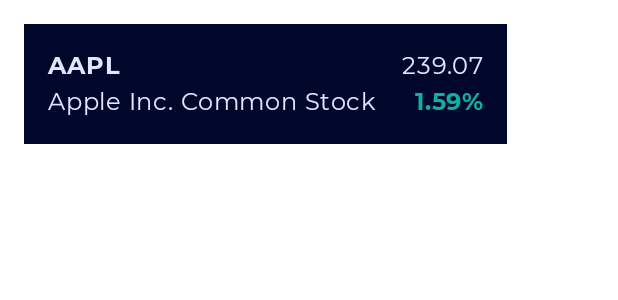
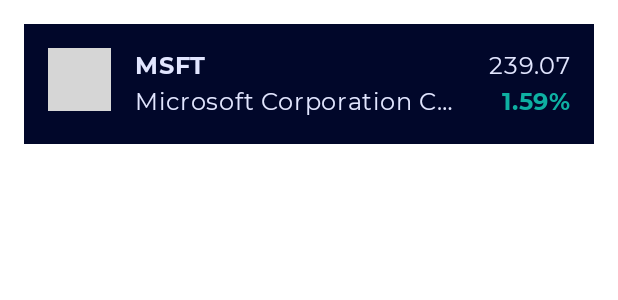
Before and after one commit to TomRolB/stock-gazer, an Android app built with Jetpack Compose: the @Preview function GreetingPreview, on a phone screen of 412 x 824 dp. Shown: the top 300 px of the screen. Run offline under Robolectric (Android 15) with nearby library versions, the phone set to English and light mode, and no system bars; pictures from the network do not load; Roboto replaces fonts that are not available here; grey boxes are pictures that could not be loaded.

Commit message:
Added image to StockTile

```diff
--- a/app/build.gradle.kts
+++ b/app/build.gradle.kts
@@ -56,4 +56,5 @@ dependencies {
     androidTestImplementation(libs.androidx.ui.test.junit4)
     debugImplementation(libs.androidx.ui.tooling)
     debugImplementation(libs.androidx.ui.test.manifest)
-}
+    implementation(libs.coil.compose)
+    implementation(libs.coil.network.okhttp)}
--- a/app/src/main/AndroidManifest.xml
+++ b/app/src/main/AndroidManifest.xml
@@ -2,6 +2,7 @@
 <manifest xmlns:android="http://schemas.android.com/apk/res/android"
     xmlns:tools="http://schemas.android.com/tools">
 
+    <uses-permission android:name="android.permission.INTERNET" />
     <application
         android:allowBackup="true"
         android:dataExtractionRules="@xml/data_extraction_rules"
--- a/app/src/main/java/com/example/stockgazer/MainActivity.kt
+++ b/app/src/main/java/com/example/stockgazer/MainActivity.kt
@@ -43,8 +43,8 @@ fun Greeting(name: String, modifier: Modifier = Modifier) {
     Column(modifier = modifier.padding(16.dp)) {
         StockTile(
             isGain = true,
-            ticker = "AAPL",
-            name = "Apple Inc. Common Stock",
+            ticker = "MSFT",
+            name = "Microsoft Corporation Common Stock",
             currentPrice = 239.07,
             variation = 1.59,
         )
--- a/app/src/main/java/com/example/stockgazer/ui/components/StockTile.kt
+++ b/app/src/main/java/com/example/stockgazer/ui/components/StockTile.kt
@@ -1,25 +1,24 @@
 package com.example.stockgazer.ui.components
 
-import android.provider.CalendarContract.Colors
-import android.widget.Space
-import androidx.compose.foundation.Image
 import androidx.compose.foundation.background
+import androidx.compose.foundation.layout.Arrangement
 import androidx.compose.foundation.layout.Column
 import androidx.compose.foundation.layout.Row
-import androidx.compose.foundation.layout.Spacer
 import androidx.compose.foundation.layout.padding
-import androidx.compose.foundation.layout.width
+import androidx.compose.foundation.layout.size
+import androidx.compose.foundation.shape.CircleShape
 import androidx.compose.material3.Text
 import androidx.compose.runtime.Composable
 import androidx.compose.ui.Alignment
 import androidx.compose.ui.Modifier
-import androidx.compose.ui.text.font.Font
+import androidx.compose.ui.draw.clip
 import androidx.compose.ui.text.font.FontWeight
 import androidx.compose.ui.text.style.TextAlign
+import androidx.compose.ui.text.style.TextOverflow
 import androidx.compose.ui.unit.dp
+import coil3.compose.AsyncImage
 import com.example.stockgazer.ui.theme.Gain300
 import com.example.stockgazer.ui.theme.Loss300
-import com.example.stockgazer.ui.theme.MontserratFontFamily
 import com.example.stockgazer.ui.theme.PrimaryDark
 import com.example.stockgazer.ui.theme.PrimaryLight
 
@@ -34,21 +33,30 @@ fun StockTile(
    Row(
        modifier = Modifier
            .background(PrimaryDark)
-           .padding(16.dp)
+           .padding(16.dp),
+       horizontalArrangement = Arrangement.spacedBy(16.dp)
    ) {
-//       Image()
-       Column {
+       AsyncImage(
+           model = "https://static2.finnhub.io/file/publicdatany/finnhubimage/stock_logo/MSFT.png",
+           contentDescription = "$name's logo",
+           modifier = Modifier
+               .size(width = 42.dp, height = 42.dp)
+               .clip(shape = CircleShape)
+       )
+       Column(modifier = Modifier.weight(1f)) {
            Text(
                ticker,
                color = PrimaryLight,
                fontWeight = FontWeight.Bold,
            )
+           //TODO: may use a smaller font size, since not much of the name is finally rendered
            Text(
                name,
                color = PrimaryLight,
+               maxLines = 1,
+               overflow = TextOverflow.Ellipsis
            )
        }
-       Spacer(modifier = Modifier.width(16.dp))
        Column(horizontalAlignment = Alignment.End) {
            Text(
                currentPrice.toString(),
--- a/gradle/libs.versions.toml
+++ b/gradle/libs.versions.toml
@@ -1,5 +1,6 @@
 [versions]
 agp = "8.8.0"
+coilNetworkOkhttp = "3.1.0"
 kotlin = "2.0.0"
 coreKtx = "1.15.0"
 junit = "4.13.2"
@@ -11,6 +12,8 @@ composeBom = "2024.04.01"
 
 [libraries]
 androidx-core-ktx = { group = "androidx.core", name = "core-ktx", version.ref = "coreKtx" }
+coil-compose = { module = "io.coil-kt.coil3:coil-compose", version.ref = "coilNetworkOkhttp" }
+coil-network-okhttp = { module = "io.coil-kt.coil3:coil-network-okhttp", version.ref = "coilNetworkOkhttp" }
 junit = { group = "junit", name = "junit", version.ref = "junit" }
 androidx-junit = { group = "androidx.test.ext", name = "junit", version.ref = "junitVersion" }
 androidx-espresso-core = { group = "androidx.test.espresso", name = "espresso-core", version.ref = "espressoCore" }
```
Also changed, not shown: 1 other file.
